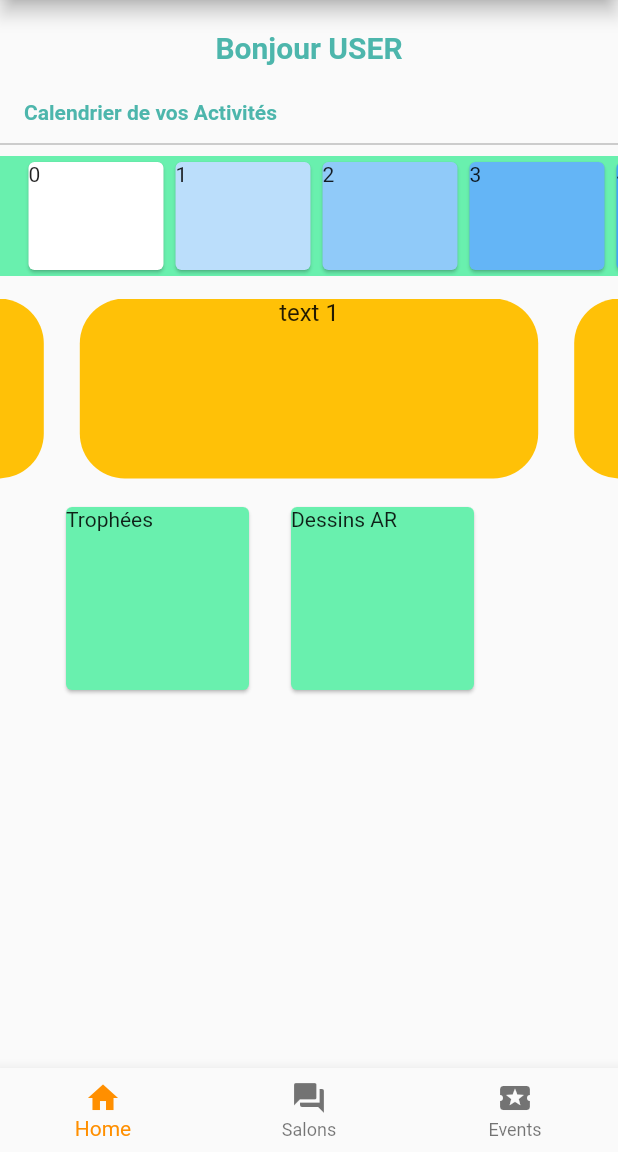
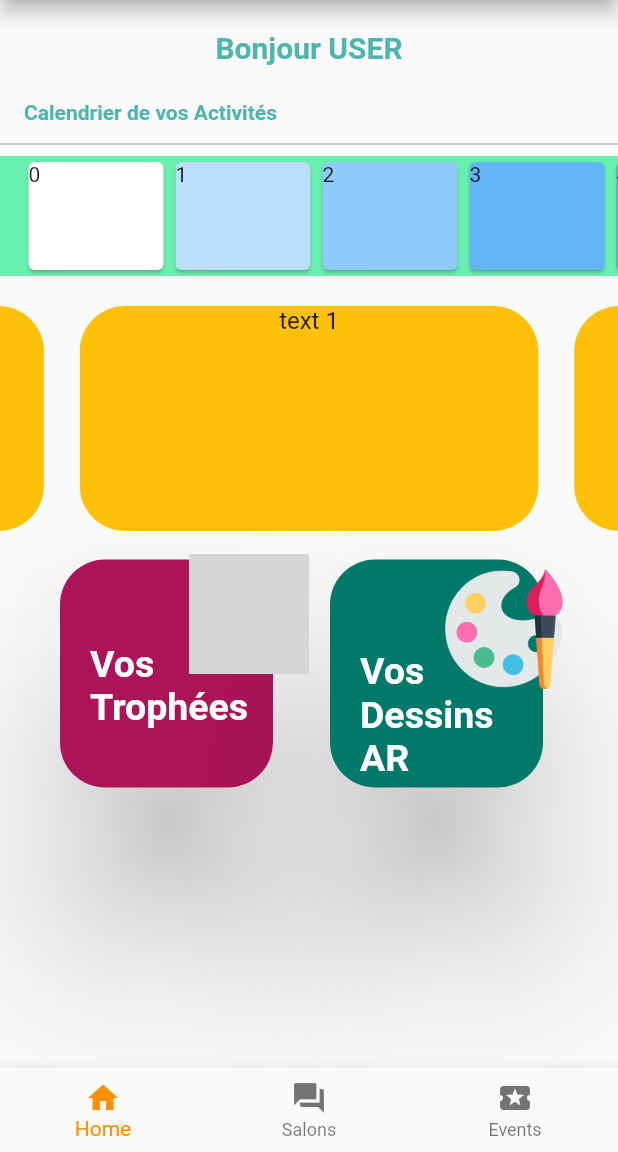
Before and after one commit to LaureenMartina/VisiartApplication, a Flutter app: the MenuBoardScreen screen opened directly, on a phone screen of 412 x 824 dp, the part 84-1236 px from its top. Run offline on Flutter 3.47's test engine with Material 2 defaults, Android fonts, the phone set to English and light mode, and no system bars; drawn by our look-alikes of carousel_slider; our stand-ins replace flutter_speed_dial; missing offline and left inert: progress_button; grey boxes are pictures that could not be loaded.

Commit message:
clean & update dashboard/awards interfaces

```diff
--- a/visiart/lib/dashboard/dashboard.dart
+++ b/visiart/lib/dashboard/dashboard.dart
@@ -12,6 +12,35 @@ class DashboardScreen extends StatefulWidget {
 class _DashboardScreenState extends State<DashboardScreen> {
 
   List<String> nameCards = ["Trophées", "Dessins"];
+
+  final getNameUser = Align(
+    alignment: Alignment.topCenter,
+    child: Padding(
+      padding: EdgeInsets.only(top:20),
+      child: Text(
+        'Bonjour USER',
+        style: TextStyle(
+          fontSize: 20.0,
+          fontWeight: FontWeight.bold,
+          color: Colors.teal[300],
+        ),
+      ),
+    ),
+  );
+
+  final titleCalendarOfActivities = Container(
+    margin: const EdgeInsets.only(
+      left: 16.0,top: 24.0, bottom: 5.0,
+    ),
+    child: Text(
+      'Calendrier de vos Activités',
+      style: TextStyle(
+        fontSize: 14.0,
+        fontWeight: FontWeight.bold,
+        color: Colors.teal[300],
+      ),
+    ),
+  );
 
   final sliderCalendarActivity = Container(
     height: 80.0,
@@ -35,7 +64,7 @@ class _DashboardScreenState extends State<DashboardScreen> {
   );
 
   final carouselActuality = CarouselSlider(
-    height: 120.0,
+    height: 150.0,
     initialPage: 0,
     enableInfiniteScroll: true,
     reverse: false,
@@ -68,42 +97,43 @@ class _DashboardScreenState extends State<DashboardScreen> {
     }).toList(),
   );
 
-  /*final cardTrophees = GestureDetector(
-    onTap: () {
-      Navigator.pushReplacement(
-        context, MaterialPageRoute(
-          builder: (BuildContext context) => AwardsListScreen() )
+  Card _awardsCard() => Card(
+    elevation: 50,
+    shape: RoundedRectangleBorder(
+      borderRadius: BorderRadius.circular(30)
+    ),
+    color: Colors.pink[800],
+    child: Padding(
+      padding: EdgeInsets.only(top:55, left: 20),
+      child: Column(
+        crossAxisAlignment: CrossAxisAlignment.start,
+        mainAxisSize: MainAxisSize.min,
+        children: <Widget>[
+          Text("Vos Trophées", style: TextStyle(fontSize: 25, fontWeight: FontWeight.bold, color: Colors.white)),
+          SizedBox(height: 4),
+        ],
+      ),
+    ),
   );
-    },// handle your onTap here
+
+  Card _drawingCard() => Card(
+    elevation: 50,
+    shape: RoundedRectangleBorder(
+      borderRadius: BorderRadius.circular(30)
+    ),
+    color: Colors.teal[700],
     child: Padding(
-        padding: EdgeInsets.only(left: 20),
-        child: SizedBox(
-          height: 130,
-          width: 130,
-          child: Card (
-            color: Colors.greenAccent,
-            child: Text('Trophées'),
+      padding: EdgeInsets.only(top:60, left: 20),
+      child: Column(
+        crossAxisAlignment: CrossAxisAlignment.start,
+        mainAxisSize: MainAxisSize.min,
+        children: <Widget>[
+          Text("Vos \nDessins AR", style: TextStyle(fontSize: 25, fontWeight: FontWeight.bold, color: Colors.white)),
+          SizedBox(height: 4),
+        ],
       ),
-        )
     ),
-  );*/
-
-  /*final cardAlerts = GestureDetector(
-    onTap: () {
-      print("Container clicked");
-    },// handle your onTap here
-    child: Padding(
-        padding: EdgeInsets.only(left: 20),
-        child: SizedBox(
-          height: 130,
-          width: 130,
-          child: Card (
-            color: Colors.greenAccent,
-            child: Text('Dessins AR'),
-          ),
-        )
-    ),
-  );*/
+  );
 
 
   @override
@@ -112,84 +142,89 @@ class _DashboardScreenState extends State<DashboardScreen> {
       body: ListView(
         shrinkWrap: true,
         children: <Widget>[
-          Align(
-            alignment: Alignment.topCenter,
-            child: Padding(
-              padding: EdgeInsets.only(top:20),
-              child: Text(
-                'Bonjour USER',
-                style: TextStyle(
-                  fontSize: 20.0,
-                  fontWeight: FontWeight.bold,
-                  color: Colors.teal[300],
+          getNameUser,
+          titleCalendarOfActivities,
+          Divider(color: Colors.grey,),
+          sliderCalendarActivity,
+          SizedBox(height: 20),
+          carouselActuality,
+          SizedBox(height: 15),
+          Column(
+            children: <Widget>[
+              Row(
+                crossAxisAlignment: CrossAxisAlignment.center,
+                mainAxisSize: MainAxisSize.min,
+                children: <Widget>[
+                  // click to Awards Card
+                  Stack(
+                    children: <Widget>[
+                      Container(
+                        width: 160,
+                        height: 160,
+                        margin: EdgeInsets.only(right: 10),
+                        padding: EdgeInsets.only(right: 10),
+                        child: GestureDetector(
+                          onTap: () {
+                            Navigator.push(
+                              context, MaterialPageRoute(
+                                builder: (BuildContext context) => AwardsListScreen() )
+                            );
+                          },
+                          child: _awardsCard(),
+                        ),
+                      ),
+                      Positioned(
+                        left: 90,
+                        child: Container(
+                          width: 80,
+                          height: 80,
+                          padding: EdgeInsets.all(10),
+                          decoration: BoxDecoration(
+                            image: DecorationImage(
+                              image: AssetImage("assets/icons/miscellaneous.png"),
                             ),
                           ),
                         ),
                       ),
+                    ],
+                  ),
+                  // click AlertCard
+                  Stack(
+                    children: <Widget>[
                       Container(
-            margin: const EdgeInsets.only(
-              left: 16.0,top: 24.0, bottom: 5.0,
-            ),
-            child: Text(
-              'Calendrier de vos Activités',
-              style: TextStyle(
-                fontSize: 14.0,
-                fontWeight: FontWeight.bold,
-                color: Colors.teal[300],
-              ),
-            ),
-          ),
-          Divider(color: Colors.grey,),
-          sliderCalendarActivity,
-          SizedBox(height: 15,),
-          carouselActuality,
-          SizedBox(height: 15,),
-          Container(
-            margin: EdgeInsets.only(left: 20),
-            child: Row(
-              children: <Widget>[
-                // click to Awards Card
-                GestureDetector(
+                        width: 160,
+                        height: 160,
+                        margin: EdgeInsets.only(left: 10),
+                        padding: EdgeInsets.only(right: 10),
+                        child: GestureDetector(
                           onTap: () {
-                    Navigator.pushReplacement(
+                            Navigator.push(
                               context, MaterialPageRoute(
                                 builder: (BuildContext context) => AwardsListScreen() )
                             );
-                  },// handle your onTap here
-                  child: Padding(
-                      padding: EdgeInsets.only(left: 20),
-                      child: SizedBox(
-                        height: 130,
-                        width: 130,
-                        child: Card (
-                          color: Colors.greenAccent,
-                          child: Text('Trophées'),
-                        ),
-                      )
+                          },
+                          child: _drawingCard(),
                         ),
                       ),
-                // click AlertCard
-                GestureDetector(
-                  onTap: () {
-                    /*Navigator.pushReplacement(
-                      context, MaterialPageRoute(
-                        builder: (BuildContext context) => () )
-                    );*/
-                  },// handle your onTap here
-                  child: Padding(
-                      padding: EdgeInsets.only(left: 20),
-                      child: SizedBox(
-                        height: 130,
-                        width: 130,
-                        child: Card (
-                          color: Colors.greenAccent,
-                          child: Text('Dessins AR'),
+                      Positioned(
+                        left: 90,
+                        top: 10,
+                        child: Container(
+                          width: 80,
+                          height: 80,
+                          padding: EdgeInsets.all(10),
+                          decoration: BoxDecoration(
+                            image: DecorationImage(
+                              image: AssetImage("assets/icons/drawing.png"),
                             ),
-                      )
+                          ),
                         ),
                       ),
                     ],
                   ),
+                ],
+              ),
+            ],
           ),
         ],
       ),
--- a/visiart/lib/dashboard/menu.dart
+++ b/visiart/lib/dashboard/menu.dart
@@ -1,6 +1,4 @@
 import 'dart:ui';
-import 'package:flutter/foundation.dart';
-import 'package:flutter/gestures.dart';
 import 'package:flutter/material.dart';
 import 'package:visiart/events/eventsList.dart';
 import 'package:visiart/dashboard/dashboard.dart';
@@ -20,7 +18,7 @@ class _MenuBoardScreenState extends State<MenuBoardScreen> {
     EventsListScreen()
   ];
 
-  final account = ListTile(
+  ListTile _account() => ListTile(
     title: Text('Mon Compte',
       style: TextStyle(fontSize: 16, fontWeight: FontWeight.bold),
     ),
@@ -32,7 +30,7 @@ class _MenuBoardScreenState extends State<MenuBoardScreen> {
     onTap: () {  },
   );
 
-  final about = ListTile(
+  ListTile _about() => ListTile(
     title: Text('A Propos',
       style: TextStyle(fontSize: 16, fontWeight: FontWeight.bold),
     ),
@@ -44,7 +42,7 @@ class _MenuBoardScreenState extends State<MenuBoardScreen> {
     onTap: () {  },
   );
 
-  final paramsUser = ListTile(
+  ListTile _paramsUser() => ListTile(
     title: Text('Paramètres',
       style: TextStyle(fontSize: 16, fontWeight: FontWeight.bold),
     ),
@@ -56,7 +54,7 @@ class _MenuBoardScreenState extends State<MenuBoardScreen> {
     onTap: () {  },
   );
 
-  final logout = ListTile(
+  ListTile _logout() => ListTile(
     title: Text('Déconnexion',
       style: TextStyle(fontSize: 16, fontWeight: FontWeight.bold),
     ),
@@ -67,6 +65,7 @@ class _MenuBoardScreenState extends State<MenuBoardScreen> {
     leading: Icon(Icons.launch, size: 40, color: Colors.brown[900],),
     onTap: () {  },
   );
+
 
   @override
   Widget build(BuildContext context) {
@@ -97,16 +96,16 @@ class _MenuBoardScreenState extends State<MenuBoardScreen> {
                 )
               ),
             ),
-            account,
-            about,
-            paramsUser,
+            _account(),
+            _about(),
+            _paramsUser(),
             Divider(
               indent: 10,
               endIndent: 10,
               thickness: 1,
               color: Colors.deepPurpleAccent[200],
             ),
-            logout,
+            _logout(),
           ],
         ),
       ),
--- a/visiart/pubspec.yaml
+++ b/visiart/pubspec.yaml
@@ -51,6 +51,7 @@ flutter:
   # To add assets to your application, add an assets section, like this:
   assets:
     - assets/imgs/
+    - assets/icons/
 
   # An image asset can refer to one or more resolution-specific "variants", see
   # https://flutter.dev/assets-and-images/#resolution-aware.
```
Also changed, not shown: visiart/lib/awardsUser/awardsList.dart (+203 -177 lines). Lines whose indentation alone changed are shown as unchanged.
